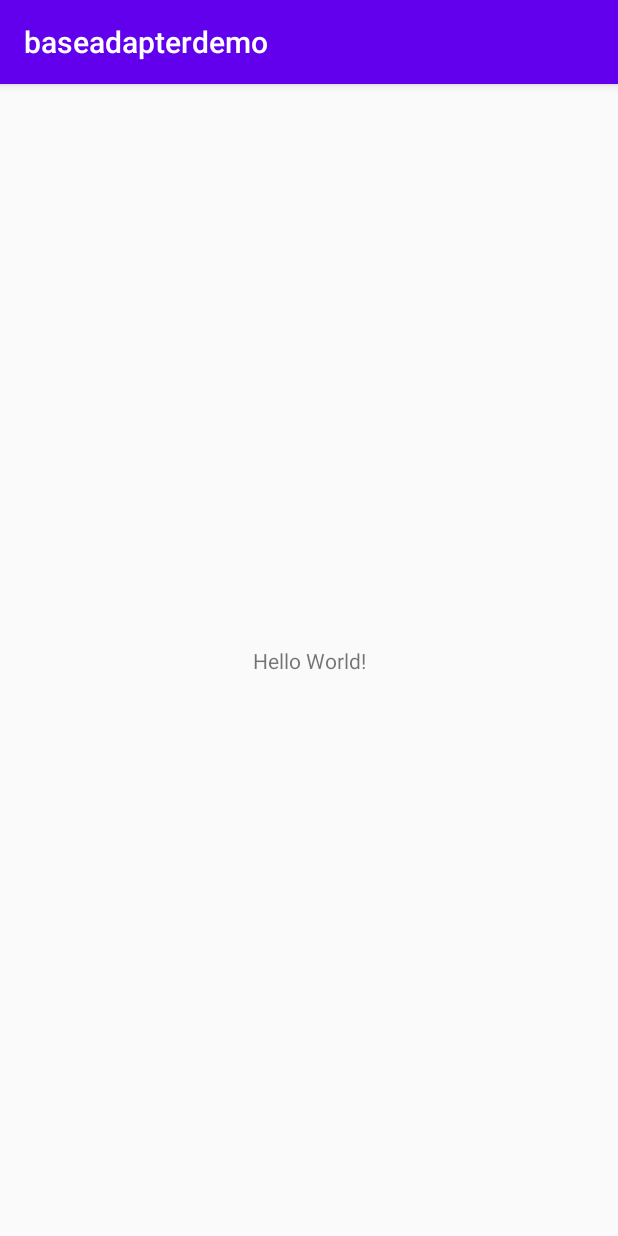
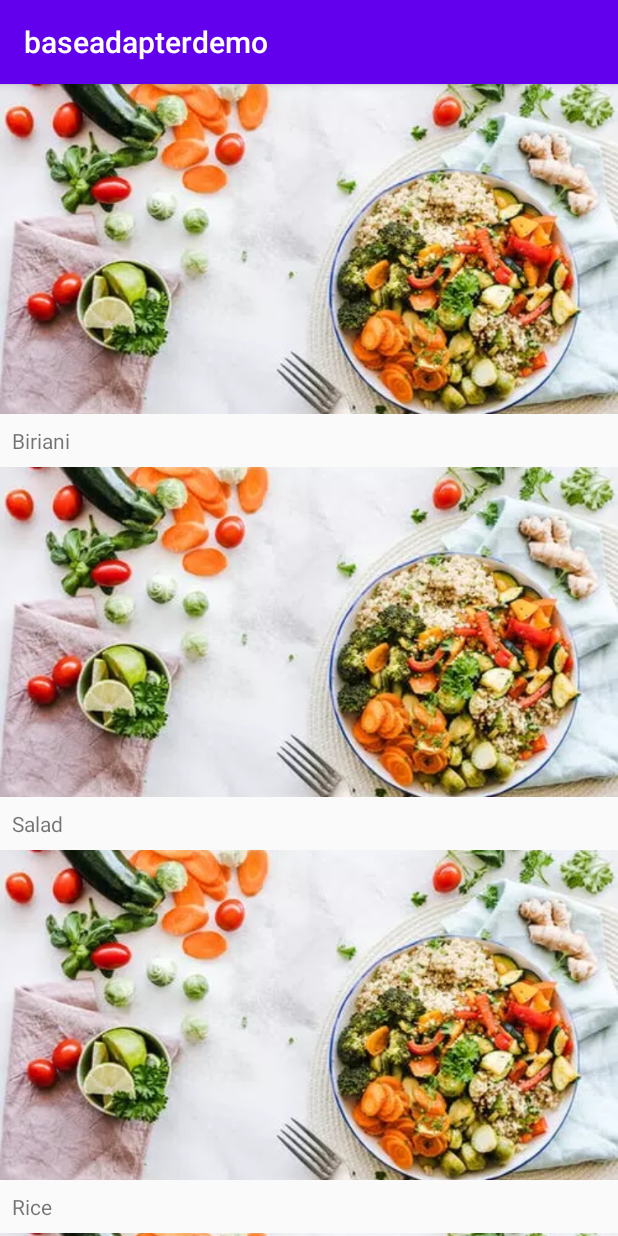
Before and after one commit to dutchmanbd/baseadapter, an Android app: the screen it shows after launch (MainActivity), on a phone screen of 412 x 824 dp. Run offline under Robolectric (Android 15) with nearby library versions, the phone set to English and light mode, and no system bars.

Commit message:
release base adapter v 1.0.0

```diff
--- a/app/build.gradle
+++ b/app/build.gradle
@@ -22,6 +22,10 @@ android {
             proguardFiles getDefaultProguardFile('proguard-android-optimize.txt'), 'proguard-rules.pro'
         }
     }
+
+    buildFeatures{
+        viewBinding = true
+    }
 }
 
 dependencies {
@@ -30,8 +34,11 @@ dependencies {
     implementation 'androidx.core:core-ktx:1.3.1'
     implementation 'androidx.appcompat:appcompat:1.2.0'
     implementation 'androidx.constraintlayout:constraintlayout:2.0.1'
+    implementation project(path: ':baseadapter')
     testImplementation 'junit:junit:4.12'
     androidTestImplementation 'androidx.test.ext:junit:1.1.2'
     androidTestImplementation 'androidx.test.espresso:espresso-core:3.3.0'
 
+    implementation 'androidx.recyclerview:recyclerview:1.1.0'
+
 }
--- /dev/null
+++ b/app/src/main/java/com/ticonsys/baseadapterdemo/Food.kt
@@ -0,0 +1,6 @@
+package com.ticonsys.baseadapterdemo
+
+data class Food(
+    val id: Int,
+    val name: String
+)
--- /dev/null
+++ b/app/src/main/java/com/ticonsys/baseadapterdemo/FoodAdapter.kt
@@ -0,0 +1,30 @@
+package com.ticonsys.baseadapterdemo
+
+import android.view.View
+import androidx.recyclerview.widget.DiffUtil
+import com.ticonsys.baseadapter.BaseAdapter
+import com.ticonsys.baseadapterdemo.databinding.SimpleFoodItemBinding
+
+
+class FoodAdapter : BaseAdapter<Food, SimpleFoodItemBinding>(
+    R.layout.simple_food_item
+) {
+    override fun initializeViewBinding(view: View) = SimpleFoodItemBinding.bind(view)
+
+    override fun initializeDiffItemCallback() = object : DiffUtil.ItemCallback<Food>(){
+        override fun areItemsTheSame(oldItem: Food, newItem: Food) = oldItem.id == newItem.id
+
+        override fun areContentsTheSame(oldItem: Food, newItem: Food) = oldItem == newItem
+
+    }
+
+    override fun onBindViewHolder(holder: BaseViewHolder<SimpleFoodItemBinding>, position: Int) {
+        val food = differ.currentList[position]
+        with(holder.binding){
+            tvFoodName.text = food.name
+            root.setOnClickListener {view->
+                listener?.let { it(view, food) }
+            }
+        }
+    }
+}
--- a/app/src/main/java/com/ticonsys/baseadapterdemo/MainActivity.kt
+++ b/app/src/main/java/com/ticonsys/baseadapterdemo/MainActivity.kt
@@ -2,10 +2,44 @@ package com.ticonsys.baseadapterdemo
 
 import androidx.appcompat.app.AppCompatActivity
 import android.os.Bundle
+import android.widget.Toast
+import com.ticonsys.baseadapterdemo.databinding.ActivityMainBinding
 
 class MainActivity : AppCompatActivity() {
+    private lateinit var binding: ActivityMainBinding
+
+    private val foodAdapter by lazy {
+        FoodAdapter()
+    }
+
     override fun onCreate(savedInstanceState: Bundle?) {
         super.onCreate(savedInstanceState)
-        setContentView(R.layout.activity_main)
+        binding = ActivityMainBinding.inflate(layoutInflater)
+        setContentView(binding.root)
+
+        setupRecyclerView()
+
+        addFoodData()
+    }
+
+    private fun addFoodData() {
+        foodAdapter.differ.submitList(
+            listOf(
+                Food(1, "Biriani"),
+                Food(2, "Salad"),
+                Food(3, "Rice"),
+                Food(4, "Sweet")
+            )
+        )
+    }
+
+    private fun setupRecyclerView() {
+        binding.rvFood.apply {
+            adapter = foodAdapter
+        }
+
+        foodAdapter.setOnItemClickListener { view, item ->
+            Toast.makeText(this, "${item.name}", Toast.LENGTH_SHORT).show()
+        }
     }
 }
--- a/app/src/main/res/layout/activity_main.xml
+++ b/app/src/main/res/layout/activity_main.xml
@@ -6,13 +6,18 @@
     android:layout_height="match_parent"
     tools:context=".MainActivity">
 
-    <TextView
-        android:layout_width="wrap_content"
-        android:layout_height="wrap_content"
-        android:text="Hello World!"
+    <androidx.recyclerview.widget.RecyclerView
+        android:id="@+id/rvFood"
+        android:layout_width="0dp"
+        android:layout_height="0dp"
+        android:orientation="vertical"
+        app:layoutManager="androidx.recyclerview.widget.LinearLayoutManager"
         app:layout_constraintBottom_toBottomOf="parent"
-        app:layout_constraintLeft_toLeftOf="parent"
-        app:layout_constraintRight_toRightOf="parent"
-        app:layout_constraintTop_toTopOf="parent" />
+        app:layout_constraintEnd_toEndOf="parent"
+        app:layout_constraintStart_toStartOf="parent"
+        app:layout_constraintTop_toTopOf="parent"
+        tools:itemCount="3"
+        tools:listitem="@layout/simple_food_item"
+        />
 
 </androidx.constraintlayout.widget.ConstraintLayout>
--- /dev/null
+++ b/app/src/main/res/layout/simple_food_item.xml
@@ -0,0 +1,31 @@
+<?xml version="1.0" encoding="utf-8"?>
+<androidx.constraintlayout.widget.ConstraintLayout xmlns:android="http://schemas.android.com/apk/res/android"
+    xmlns:app="http://schemas.android.com/apk/res-auto"
+    xmlns:tools="http://schemas.android.com/tools"
+    android:layout_width="match_parent"
+    android:layout_height="wrap_content">
+
+    <androidx.appcompat.widget.AppCompatImageView
+        android:id="@+id/ivFoodImage"
+        android:layout_width="0dp"
+        android:layout_height="220dp"
+        android:scaleType="centerCrop"
+        app:layout_constraintEnd_toEndOf="parent"
+        app:layout_constraintStart_toStartOf="parent"
+        app:layout_constraintTop_toTopOf="parent"
+        app:srcCompat="@drawable/ic_food" />
+
+    <TextView
+        android:id="@+id/tvFoodName"
+        android:layout_width="0dp"
+        android:layout_height="wrap_content"
+        android:layout_marginStart="8dp"
+        android:layout_marginTop="8dp"
+        android:layout_marginEnd="8dp"
+        android:layout_marginBottom="8dp"
+        app:layout_constraintBottom_toBottomOf="parent"
+        app:layout_constraintEnd_toEndOf="parent"
+        app:layout_constraintStart_toStartOf="@+id/ivFoodImage"
+        app:layout_constraintTop_toBottomOf="@+id/ivFoodImage"
+        tools:text="Salad" />
+</androidx.constraintlayout.widget.ConstraintLayout>
--- a/baseadapter/build.gradle
+++ b/baseadapter/build.gradle
@@ -22,6 +22,10 @@ android {
             proguardFiles getDefaultProguardFile('proguard-android-optimize.txt'), 'proguard-rules.pro'
         }
     }
+
+    buildFeatures{
+        viewBinding = true
+    }
 }
 
 dependencies {
@@ -29,6 +33,7 @@ dependencies {
     implementation "org.jetbrains.kotlin:kotlin-stdlib:$kotlin_version"
     implementation 'androidx.core:core-ktx:1.3.1'
     implementation 'androidx.appcompat:appcompat:1.2.0'
+    implementation 'androidx.recyclerview:recyclerview:1.1.0'
     testImplementation 'junit:junit:4.12'
     androidTestImplementation 'androidx.test.ext:junit:1.1.2'
     androidTestImplementation 'androidx.test.espresso:espresso-core:3.3.0'
--- /dev/null
+++ b/baseadapter/src/main/java/com/ticonsys/baseadapter/BaseAdapter.kt
@@ -0,0 +1,43 @@
+package com.ticonsys.baseadapter
+
+import android.view.LayoutInflater
+import android.view.View
+import android.view.ViewGroup
+import androidx.annotation.LayoutRes
+import androidx.recyclerview.widget.AsyncListDiffer
+import androidx.recyclerview.widget.DiffUtil
+import androidx.recyclerview.widget.RecyclerView
+import androidx.viewbinding.ViewBinding
+
+abstract class BaseAdapter<T: Any, V: ViewBinding>(
+    @LayoutRes private val resId: Int
+): RecyclerView.Adapter<BaseAdapter.BaseViewHolder<V>>() {
+
+    val differ by lazy {
+        AsyncListDiffer(this, initializeDiffItemCallback())
+    }
+
+    protected abstract fun initializeViewBinding(view: View): V
+
+    protected abstract fun initializeDiffItemCallback(): DiffUtil.ItemCallback<T>
+
+    override fun onCreateViewHolder(parent: ViewGroup, viewType: Int): BaseViewHolder<V> {
+        val view = LayoutInflater.from(parent.context).inflate(resId, parent, false)
+        return BaseViewHolder(initializeViewBinding(view))
+    }
+
+    override fun getItemCount() = differ.currentList.size
+
+
+    protected var listener: ((view: View?, item: T) -> Unit)? = null
+
+    fun setOnItemClickListener(listener: (view: View?, item: T) -> Unit){
+        this.listener = listener
+    }
+
+    class BaseViewHolder<V: ViewBinding>(val binding: V): RecyclerView.ViewHolder(
+        binding.root
+    )
+
+
+}
```
Also changed, not shown: app/src/main/res/drawable/ic_food.webp (added).
